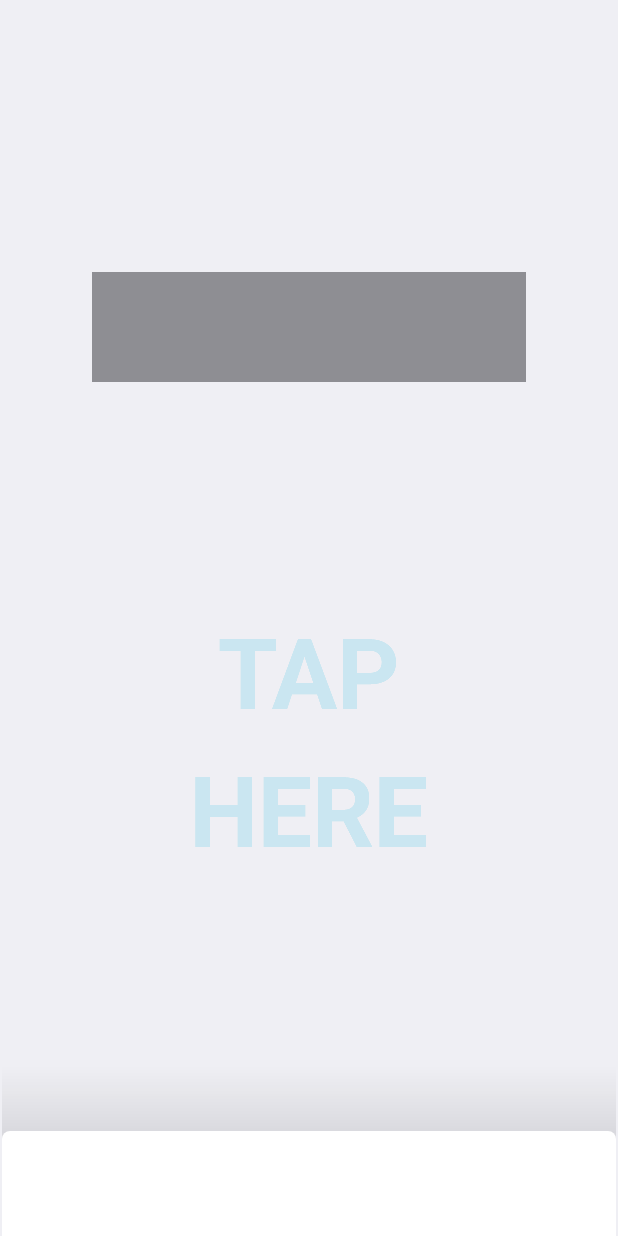
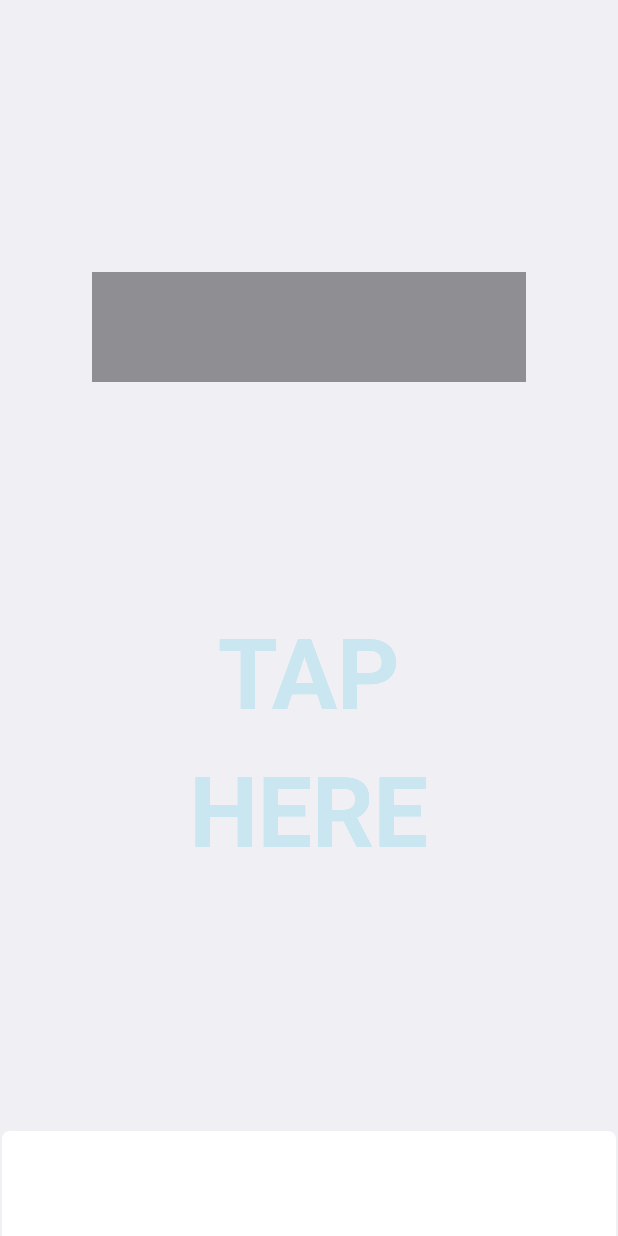
Before and after one commit to Infintelooper/token_generator, an Android app: the screen it shows after launch (MainActivity), on a phone screen of 412 x 824 dp. Run offline under Robolectric (Android 15) with nearby library versions, the phone set to English and light mode, and no system bars.

Commit message:
hide notification panel through androidManifest.xml

```diff
--- a/app/src/main/java/com/cleancodec/tokengenerator/MainActivity.kt
+++ b/app/src/main/java/com/cleancodec/tokengenerator/MainActivity.kt
@@ -8,10 +8,6 @@ class MainActivity : AppCompatActivity() {
     override fun onCreate(savedInstanceState: Bundle?) {
         super.onCreate(savedInstanceState)
         setContentView(R.layout.activity_main)
-        window.decorView.apply {
-            systemUiVisibility = View.SYSTEM_UI_FLAG_HIDE_NAVIGATION or View.SYSTEM_UI_FLAG_FULLSCREEN
-
-        }
 
 
     }
--- a/app/src/main/res/layout/activity_main.xml
+++ b/app/src/main/res/layout/activity_main.xml
@@ -122,16 +122,4 @@
         app:srcCompat="@drawable/history_icon"
         android:contentDescription="@string/desc" />
 
-    <ImageView
-        android:id="@+id/imageView"
-        android:layout_width="409dp"
-        android:layout_height="60dp"
-        app:layout_constraintBottom_toBottomOf="parent"
-        app:layout_constraintEnd_toEndOf="parent"
-        app:layout_constraintStart_toStartOf="parent"
-        app:layout_constraintTop_toTopOf="parent"
-        app:layout_constraintVertical_bias="0.93"
-        app:srcCompat="@drawable/shadow"
-        android:contentDescription="@string/desc" />
-
 </androidx.constraintlayout.widget.ConstraintLayout>
--- a/app/src/main/res/values/styles.xml
+++ b/app/src/main/res/values/styles.xml
@@ -5,6 +5,8 @@
         <item name="colorPrimary">@color/colorPrimary</item>
         <item name="colorPrimaryDark">@color/colorPrimaryDark</item>
         <item name="colorAccent">@color/colorAccent</item>
+        <item name="android:windowNoTitle">true</item>
+        <item name="android:windowFullscreen">true</item>
         <!--heloo-->
     </style>
 
```
